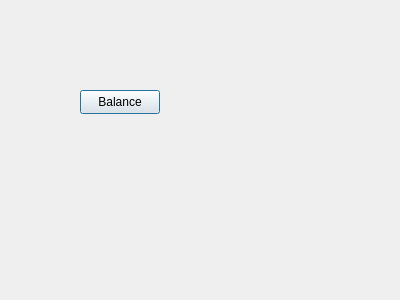
Old version of the form DLLRestAPI/balance.ui in the repository JereKortesalmi/BankProject.
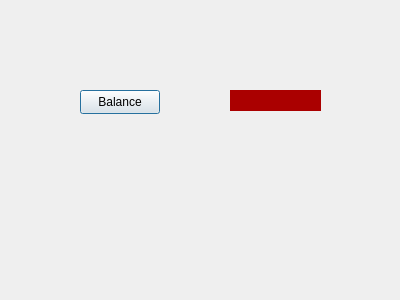
New version of the form.

Commit message: balance päivitystä

```diff
--- a/DLLRestAPI/balance.ui
+++ b/DLLRestAPI/balance.ui
@@ -26,6 +26,22 @@
     <string>Balance</string>
    </property>
   </widget>
+  <widget class="QLabel" name="label">
+   <property name="geometry">
+    <rect>
+     <x>230</x>
+     <y>90</y>
+     <width>91</width>
+     <height>21</height>
+    </rect>
+   </property>
+   <property name="styleSheet">
+    <string notr="true">background-color: rgb(170, 0, 0);</string>
+   </property>
+   <property name="text">
+    <string/>
+   </property>
+  </widget>
  </widget>
  <resources/>
  <connections/>
```
The commit also changes 9 other files.
